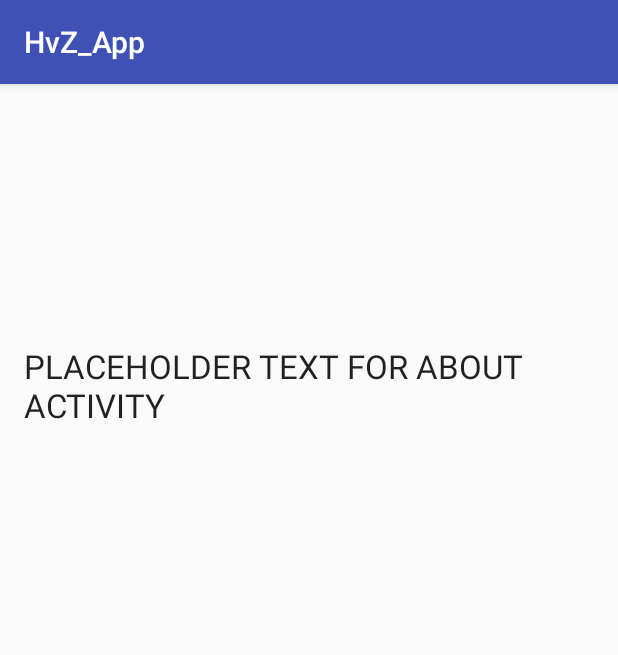
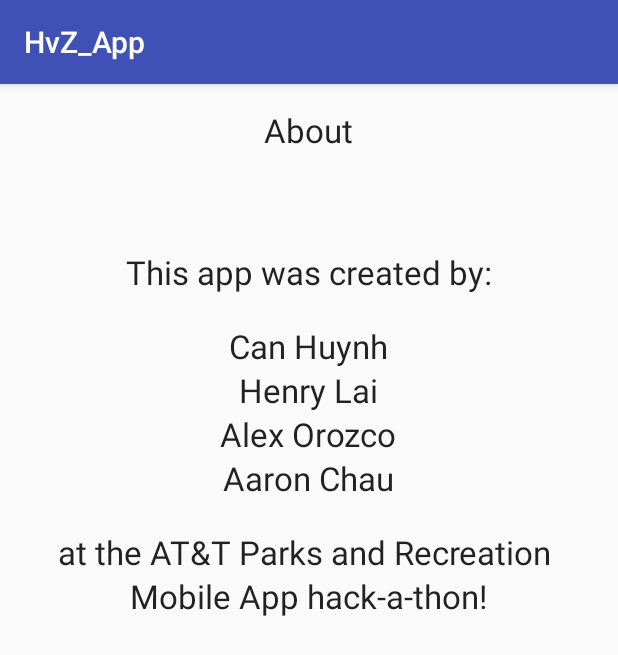
Before and after one commit to Micasou/ATandTHackathonSeattleMarch18th, an Android app: the AboutActivity screen opened directly, with no data from a screen before it, on a phone screen of 412 x 824 dp. Shown: the top 655 px of the screen. Run offline under Robolectric (Android 15) with nearby library versions, the phone set to English and light mode, and no system bars.

Commit message:
Added randomized credits.

```diff
--- a/app/src/main/java/edu/washington/chau93/hvz_app/activities/AboutActivity.java
+++ b/app/src/main/java/edu/washington/chau93/hvz_app/activities/AboutActivity.java
@@ -2,14 +2,44 @@ package edu.washington.chau93.hvz_app.activities;
 
 import android.support.v7.app.AppCompatActivity;
 import android.os.Bundle;
+import android.widget.TextView;
+
+import java.util.ArrayList;
+import java.util.List;
+import java.util.Random;
 
 import edu.washington.chau93.hvz_app.R;
 
 public class AboutActivity extends AppCompatActivity {
 
+    private Random r = new Random();
+    List<String> creditList;
+
     @Override
     protected void onCreate(Bundle savedInstanceState) {
         super.onCreate(savedInstanceState);
         setContentView(R.layout.activity_about);
+        creditList = new ArrayList<>();
+        creditList.add("Aaron Chau");
+        creditList.add("Alex Orozco");
+        creditList.add("Can Huynh");
+        creditList.add("Henry Lai");
+        TextView name1 = (TextView) findViewById(R.id.name1);
+        TextView name2 = (TextView) findViewById(R.id.name2);
+        TextView name3 = (TextView) findViewById(R.id.name3);
+        TextView name4 = (TextView) findViewById(R.id.name4);
+        int randomIndex = r.nextInt(creditList.size());
+        name1.setText(creditList.get(randomIndex));
+        creditList.remove(randomIndex);
+        randomIndex = r.nextInt(creditList.size());
+        name2.setText(creditList.get(randomIndex));
+        creditList.remove(randomIndex);
+        randomIndex = r.nextInt(creditList.size());
+        name3.setText(creditList.get(randomIndex));
+        creditList.remove(randomIndex);
+        randomIndex = r.nextInt(creditList.size());
+        name4.setText(creditList.get(randomIndex));
+        creditList.remove(randomIndex);
+
     }
 }
--- a/app/src/main/res/layout/activity_about.xml
+++ b/app/src/main/res/layout/activity_about.xml
@@ -13,9 +13,74 @@
         android:layout_width="wrap_content"
         android:layout_height="wrap_content"
         android:textAppearance="?android:attr/textAppearanceLarge"
-        android:text="PLACEHOLDER TEXT FOR ABOUT ACTIVITY"
+        android:text="This app was created by:"
         android:id="@+id/textView"
+        android:layout_marginTop="65dp"
+        android:layout_below="@+id/textView2"
+        android:layout_centerHorizontal="true" />
+
+    <TextView
+        android:layout_width="wrap_content"
+        android:layout_height="wrap_content"
+        android:textAppearance="?android:attr/textAppearanceLarge"
+        android:text="About"
+        android:id="@+id/textView2"
         android:layout_alignParentTop="true"
+        android:layout_centerHorizontal="true" />
+
+    <TextView
+        android:layout_width="wrap_content"
+        android:layout_height="wrap_content"
+        android:textAppearance="?android:attr/textAppearanceLarge"
+        android:text="Aaron Chau"
+        android:id="@+id/name1"
+        android:layout_below="@+id/textView"
         android:layout_centerHorizontal="true"
-        android:layout_marginTop="157dp" />
+        android:layout_marginTop="20dp" />
+
+    <TextView
+        android:layout_width="wrap_content"
+        android:layout_height="wrap_content"
+        android:textAppearance="?android:attr/textAppearanceLarge"
+        android:text="Alex Orozco"
+        android:id="@+id/name2"
+        android:layout_below="@+id/name1"
+        android:layout_centerHorizontal="true" />
+
+    <TextView
+        android:layout_width="wrap_content"
+        android:layout_height="wrap_content"
+        android:textAppearance="?android:attr/textAppearanceLarge"
+        android:text="Can Huynh"
+        android:id="@+id/name3"
+        android:layout_below="@+id/name2"
+        android:layout_centerHorizontal="true" />
+
+    <TextView
+        android:layout_width="wrap_content"
+        android:layout_height="wrap_content"
+        android:textAppearance="?android:attr/textAppearanceLarge"
+        android:text="Henry Lai"
+        android:id="@+id/name4"
+        android:layout_below="@+id/name3"
+        android:layout_centerHorizontal="true" />
+
+    <TextView
+        android:layout_width="wrap_content"
+        android:layout_height="wrap_content"
+        android:textAppearance="?android:attr/textAppearanceLarge"
+        android:text="at the AT&amp;T Parks and Recreation "
+        android:id="@+id/textView8"
+        android:layout_below="@+id/name4"
+        android:layout_centerHorizontal="true"
+        android:layout_marginTop="20dp" />
+
+    <TextView
+        android:layout_width="wrap_content"
+        android:layout_height="wrap_content"
+        android:textAppearance="?android:attr/textAppearanceLarge"
+        android:text="Mobile App hack-a-thon!"
+        android:id="@+id/textView9"
+        android:layout_below="@+id/textView8"
+        android:layout_centerHorizontal="true" />
 </RelativeLayout>
```
